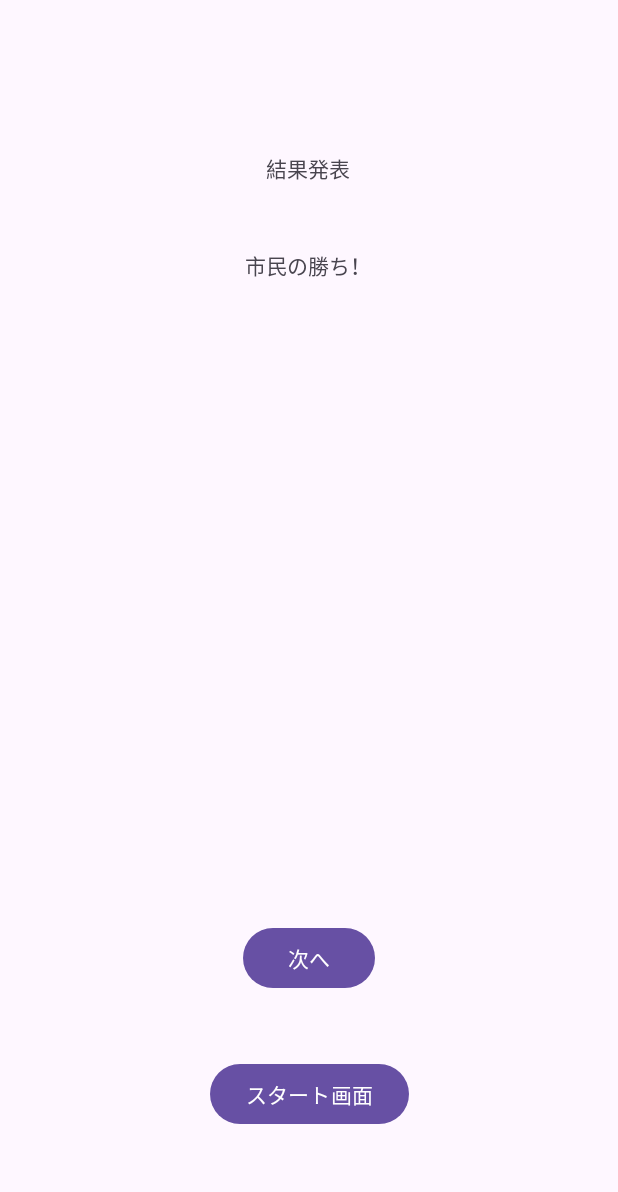
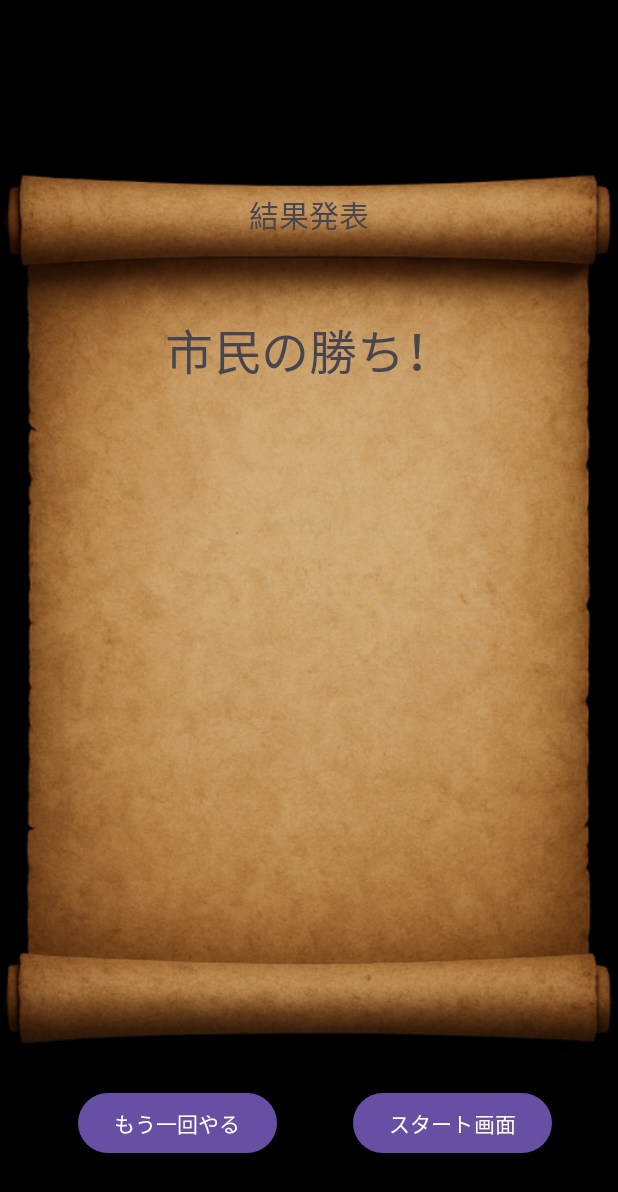
Before and after one commit to konan-pbl-2025/word_policing, an Android app: the Result screen opened directly, with no data from a screen before it, on a phone screen of 412 x 824 dp. Shown: the top 1192 px of the screen. Run offline under Robolectric (Android 15) with nearby library versions, the phone set to English and light mode, and no system bars; Roboto replaces fonts that are not available here.

Commit message:
見た目いろいろいじりました

```diff
--- a/app/src/main/res/layout/activity_member_input.xml
+++ b/app/src/main/res/layout/activity_member_input.xml
@@ -96,7 +96,7 @@
         android:id="@+id/NextButton"
         android:layout_width="wrap_content"
         android:layout_height="wrap_content"
-        android:text="Button"
+        android:text="次へ"
         app:layout_constraintBottom_toBottomOf="parent"
         app:layout_constraintEnd_toEndOf="parent"
         app:layout_constraintStart_toStartOf="parent"
--- a/app/src/main/res/layout/activity_result.xml
+++ b/app/src/main/res/layout/activity_result.xml
@@ -1,34 +1,47 @@
 <?xml version="1.0" encoding="utf-8"?>
 <androidx.constraintlayout.widget.ConstraintLayout xmlns:android="http://schemas.android.com/apk/res/android"
+    android:background="@color/black"
     xmlns:app="http://schemas.android.com/apk/res-auto"
     xmlns:tools="http://schemas.android.com/tools"
     android:layout_width="match_parent"
     android:layout_height="match_parent"
     tools:context=".Result">
 
+    <ImageView
+        android:id="@+id/imageView5"
+        android:layout_width="449dp"
+        android:layout_height="782dp"
+        app:layout_constraintBottom_toBottomOf="parent"
+        app:layout_constraintEnd_toEndOf="parent"
+        app:layout_constraintStart_toStartOf="parent"
+        app:layout_constraintTop_toTopOf="parent"
+        app:srcCompat="@drawable/haikei_vellum" />
+
     <TextView
         android:id="@+id/resulttext"
-        android:layout_width="wrap_content"
-        android:layout_height="wrap_content"
+        android:layout_width="103dp"
+        android:layout_height="35dp"
+        android:gravity="center_horizontal|center_vertical"
         android:text="TextView"
+        android:textSize="20sp"
         app:layout_constraintBottom_toBottomOf="parent"
         app:layout_constraintEnd_toEndOf="parent"
-        app:layout_constraintHorizontal_bias="0.498"
         app:layout_constraintStart_toStartOf="parent"
         app:layout_constraintTop_toTopOf="parent"
-        app:layout_constraintVertical_bias="0.126" />
+        app:layout_constraintVertical_bias="0.159" />
 
     <TextView
         android:id="@+id/wintext"
-        android:layout_width="wrap_content"
-        android:layout_height="wrap_content"
+        android:layout_width="231dp"
+        android:layout_height="68dp"
+        android:gravity="center_horizontal|center_vertical"
         android:text="TextView"
+        android:textSize="32sp"
         app:layout_constraintBottom_toBottomOf="parent"
         app:layout_constraintEnd_toEndOf="parent"
-        app:layout_constraintHorizontal_bias="0.498"
         app:layout_constraintStart_toStartOf="parent"
         app:layout_constraintTop_toBottomOf="@+id/resulttext"
-        app:layout_constraintVertical_bias="0.064" />
+        app:layout_constraintVertical_bias="0.065" />
 
     <ListView
         android:id="@+id/resultmemberlist"
@@ -44,11 +57,14 @@
         android:id="@+id/restartbutton"
         android:layout_width="wrap_content"
         android:layout_height="wrap_content"
-        android:text="次へ"
-        app:layout_constraintBottom_toTopOf="@+id/finishbutton"
+        android:text="もう一回やる"
+        app:layout_constraintBottom_toBottomOf="parent"
+
         app:layout_constraintEnd_toEndOf="parent"
+        app:layout_constraintHorizontal_bias="0.187"
         app:layout_constraintStart_toStartOf="parent"
-        app:layout_constraintTop_toBottomOf="@+id/resultmemberlist" />
+        app:layout_constraintTop_toTopOf="parent"
+        app:layout_constraintVertical_bias="0.934" />
 
     <Button
         android:id="@+id/finishbutton"
@@ -57,7 +73,8 @@
         android:text="スタート画面"
         app:layout_constraintBottom_toBottomOf="parent"
         app:layout_constraintEnd_toEndOf="parent"
-        app:layout_constraintStart_toStartOf="parent"
-        app:layout_constraintTop_toBottomOf="@+id/resultmemberlist"
-        app:layout_constraintVertical_bias="0.653" />
+        app:layout_constraintHorizontal_bias="0.537"
+        app:layout_constraintStart_toEndOf="@+id/restartbutton"
+        app:layout_constraintTop_toTopOf="parent"
+        app:layout_constraintVertical_bias="0.934" />
 </androidx.constraintlayout.widget.ConstraintLayout>
```
Also changed, not shown: app/src/main/java/com/example/word_policing/ThemeDisplay.java (+7 -2 lines), app/src/main/res/layout/activity_game_with_vote.xml (+17 -15 lines), app/src/main/res/layout/activity_killselect.xml (+6 -4 lines), app/src/main/res/layout/activity_theme_display.xml (+16 -3 lines).
